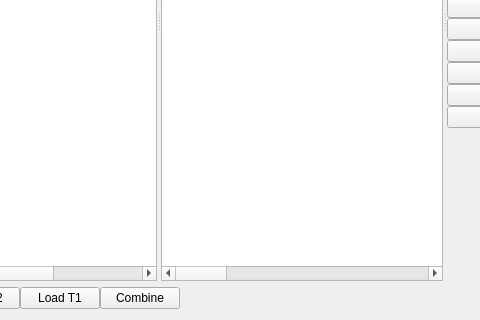
Old version of the form filebrowser.ui in the repository frankyeh/imageA; both pictures show x 151 to 631 and y 251 to 571 of the 890 by 571 pixel window.
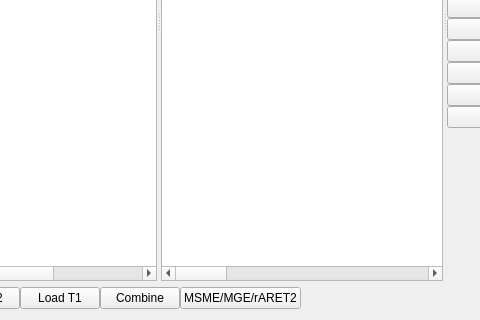
New version of the form.

Patch:
```diff
--- a/filebrowser.ui
+++ b/filebrowser.ui
@@ -386,6 +386,13 @@
        </property>
       </widget>
      </item>
+     <item>
+      <widget class="QPushButton" name="MSME">
+       <property name="text">
+        <string>MSME/MGE/rARET2</string>
+       </property>
+      </widget>
+     </item>
      <item>
       <widget class="QDialogButtonBox" name="buttonBox">
        <property name="enabled">
```
Left out of the diff: 16 changed lines with no effect on the pictures.
